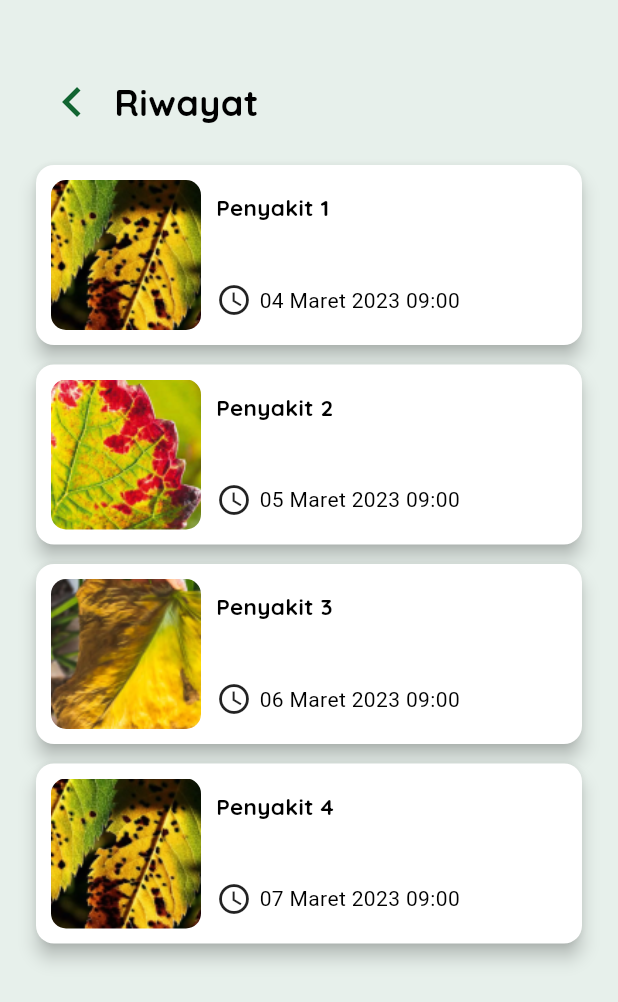
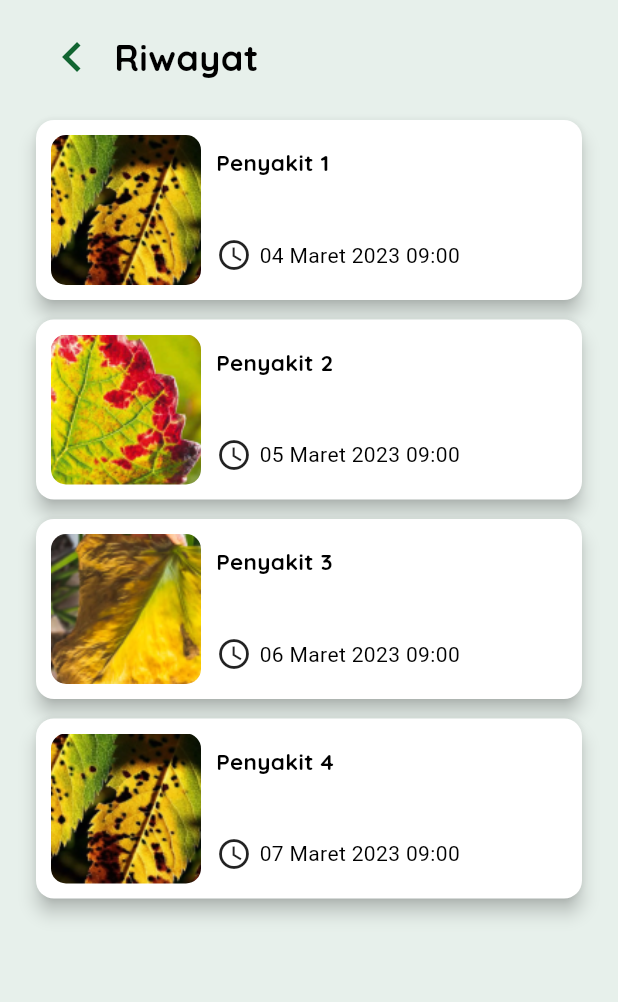
Before and after one commit to FieryInferno/aplikasi_pendeteksi_penyakit_tanaman, a Flutter app: the screen it shows after launch, after a tap on "Lihat Semua", on a phone screen of 412 x 824 dp. Shown: the top 1002 px of the screen. Run offline on Flutter 3.47's test engine with Material 2 defaults, Android fonts, the phone set to English and light mode, and no system bars; our stand-ins replace image_picker.

```diff
--- /dev/null
+++ b/lib/components/menu.dart
@@ -0,0 +1,44 @@
+import 'package:flutter/material.dart';
+import '/pages/blog_list.dart';
+
+class Menu extends StatelessWidget {
+  const Menu({super.key});
+
+  @override
+  Widget build(BuildContext context) {
+    return Positioned(
+      bottom: 20,
+      left: 20,
+      right: 20,
+      child: Container(
+        height: 62,
+        decoration: BoxDecoration(
+          borderRadius: BorderRadius.circular(20),
+          color: Colors.white,
+          boxShadow: [
+            BoxShadow(
+              color: Colors.grey.withOpacity(0.5),
+              spreadRadius: 2,
+              blurRadius: 5,
+              offset: const Offset(0, 3),
+            ),
+          ],
+        ),
+        child: Row(
+          mainAxisAlignment: MainAxisAlignment.spaceAround,
+          children: [
+            const Icon(Icons.home, color: Color(0xFF116531)),
+            IconButton(
+              onPressed: () => Navigator.push(
+                context,
+                MaterialPageRoute(builder: (context) => BlogList()),
+              ),
+              icon: const Icon(Icons.description, color: Colors.grey),
+            ),
+            const Icon(Icons.person, color: Colors.grey),
+          ],
+        ),
+      ),
+    );
+  }
+}
--- a/lib/pages/home.dart
+++ b/lib/pages/home.dart
@@ -9,6 +9,7 @@ import '/components/title_widget.dart';
 import '/components/blog_item.dart';
 import '/components/text_widget.dart';
 import '/components/click_widget.dart';
+import '/components/menu.dart';
 import '/data/riwayat.dart';
 import '/data/blogs.dart';
 
@@ -22,12 +23,13 @@ class Home extends StatelessWidget {
   @override
   Widget build(BuildContext context) {
     return Scaffold(
-      body: Stack(
+      body: SafeArea(
+        child: Stack(
           children: [
             Container(
               color: const Color(0xFFE7F0EB),
               padding: const EdgeInsets.symmetric(
-              vertical: 40,
+                vertical: 20,
                 horizontal: 20,
               ),
               child: Column(
@@ -58,7 +60,8 @@ class Home extends StatelessWidget {
                           return SizedBox(
                             height: 125,
                             child: Padding(
-                            padding: const EdgeInsets.symmetric(horizontal: 20),
+                              padding:
+                                  const EdgeInsets.symmetric(horizontal: 20),
                               child: Column(
                                 children: [
                                   Expanded(
@@ -176,44 +179,9 @@ class Home extends StatelessWidget {
                 ],
               ),
             ),
-          Positioned(
-            bottom: 20,
-            left: 20,
-            right: 20,
-            child: Container(
-              height: 62,
-              decoration: BoxDecoration(
-                borderRadius: BorderRadius.circular(20),
-                color: Colors.white,
-                boxShadow: [
-                  BoxShadow(
-                    color: Colors.grey.withOpacity(0.5),
-                    spreadRadius: 2,
-                    blurRadius: 5,
-                    offset: const Offset(0, 3),
-                  ),
+            Menu(),
           ],
         ),
-              child: Row(
-                mainAxisAlignment: MainAxisAlignment.spaceAround,
-                children: const [
-                  Icon(
-                    Icons.home,
-                    color: Color(0xFF116531),
-                  ),
-                  Icon(
-                    Icons.description,
-                    color: Colors.grey,
-                  ),
-                  Icon(
-                    Icons.person,
-                    color: Colors.grey,
-                  ),
-                ],
-              ),
-            ),
-          ),
-        ],
       ),
     );
   }
--- a/lib/pages/riwayat_list.dart
+++ b/lib/pages/riwayat_list.dart
@@ -7,6 +7,7 @@ import '/pages/result.dart';
 
 class RiwayatList extends StatelessWidget {
   final List<Map<String, String>> _riwayatList = Riwayat().list;
+
   RiwayatList({super.key});
 
   @override
@@ -16,7 +17,7 @@ class RiwayatList extends StatelessWidget {
         child: Container(
           color: const Color(0xFFE7F0EB),
           padding: const EdgeInsets.symmetric(
-            vertical: 40,
+            vertical: 10,
             horizontal: 20,
           ),
           child: Column(
```
Also changed, not shown: lib/pages/blog_list.dart (added, +56 -0 lines). Lines whose indentation alone changed are shown as unchanged.
